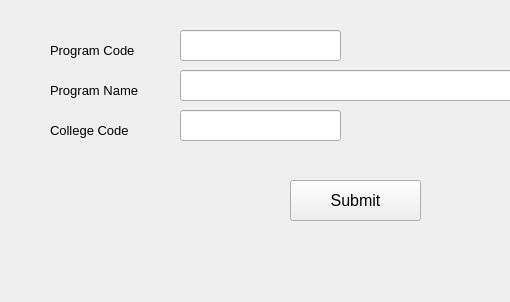
First picture: the form in Application/ui/windows/editProgramWindow2.ui, repository WhaleRed/SSIS-MySQL, before the edit; both pictures show x 0 to 510 and y 0 to 302 of the 792 by 302 pixel window.
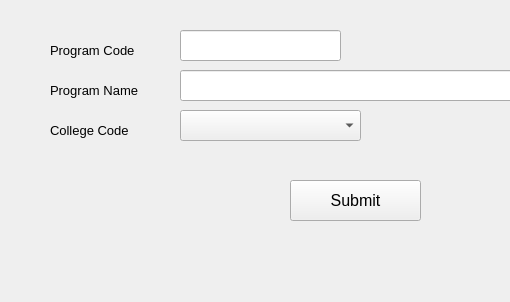
Second picture: the form after the edit.

Commit message: Combo box

What changed in the file:
```diff
--- a/Application/ui/windows/editProgramWindow2.ui
+++ b/Application/ui/windows/editProgramWindow2.ui
@@ -80,24 +80,6 @@
      </font>
     </property>
    </widget>
-   <widget class="QLineEdit" name="collegeCodeNew">
-    <property name="geometry">
-     <rect>
-      <x>180</x>
-      <y>110</y>
-      <width>161</width>
-      <height>31</height>
-     </rect>
-    </property>
-    <property name="font">
-     <font>
-      <pointsize>10</pointsize>
-     </font>
-    </property>
-    <property name="text">
-     <string/>
-    </property>
-   </widget>
    <widget class="QLabel" name="label_2">
     <property name="geometry">
      <rect>
@@ -134,6 +116,21 @@
      <string>Submit</string>
     </property>
    </widget>
+   <widget class="QComboBox" name="collegeCodeNew">
+    <property name="geometry">
+     <rect>
+      <x>180</x>
+      <y>110</y>
+      <width>181</width>
+      <height>31</height>
+     </rect>
+    </property>
+    <property name="font">
+     <font>
+      <pointsize>10</pointsize>
+     </font>
+    </property>
+   </widget>
   </widget>
   <widget class="QMenuBar" name="menubar">
    <property name="geometry">
```
The commit also changes 6 other files.
